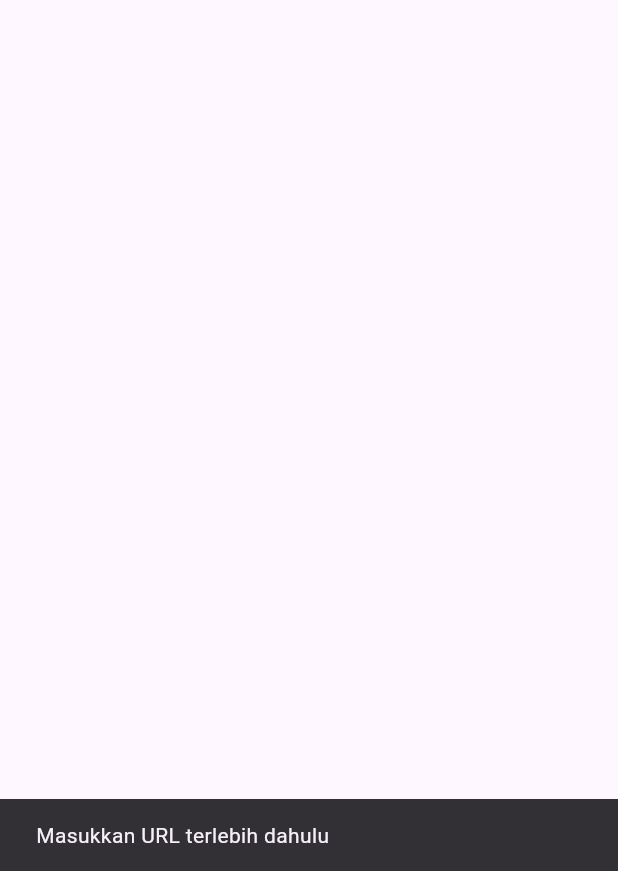
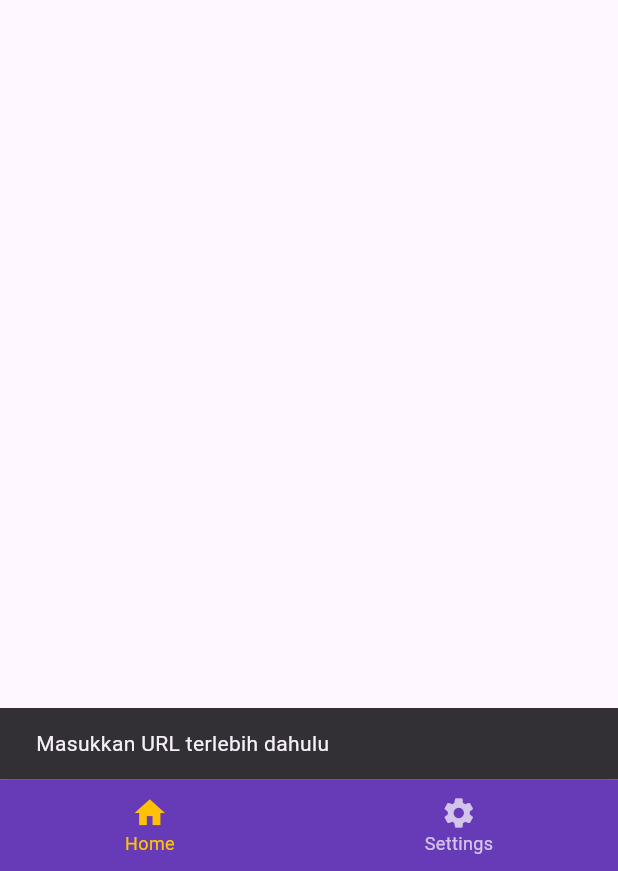
Before and after one commit to mkdm54/video_downloader, a Flutter app: the screen it shows after launch, after a tap on "Download", on a phone screen of 412 x 824 dp, the part 365-1236 px from its top. Run offline on Flutter 3.47's test engine with Material 3 defaults, Android fonts, the phone set to English and light mode, and no system bars.

Commit message:
FEAT : menambahkan placholder halaman pengaturan

```diff
--- /dev/null
+++ b/lib/components/custom_tabbar.dart
@@ -0,0 +1,65 @@
+import 'package:flutter/material.dart';
+import 'package:video_downloader/screens/settings.dart';
+import 'package:video_downloader/screens/video_downloader_app.dart';
+
+class CustomTabbar extends StatefulWidget {
+  const CustomTabbar({super.key});
+
+  @override
+  State<CustomTabbar> createState() => _CustomTabbarState();
+}
+
+class _CustomTabbarState extends State<CustomTabbar> {
+  int _selectedIndex = 0;
+
+  final List<Widget> _pages = const [
+    Center(child: VideoDownloaderApp()),
+    Center(child: Settings()),
+  ];
+
+  void _onTabSelected(int index) {
+    setState(() {
+      _selectedIndex = index;
+    });
+  }
+
+  @override
+  Widget build(BuildContext context) {
+    return Scaffold(
+      body: IndexedStack(index: _selectedIndex, children: _pages),
+      bottomNavigationBar: Container(
+        color: Colors.deepPurple,
+        child: Row(
+          mainAxisAlignment: MainAxisAlignment.spaceAround,
+          children: [
+            _buildTabItem(Icons.home, "Home", 0),
+            _buildTabItem(Icons.settings, "Settings", 1),
+          ],
+        ),
+      ),
+    );
+  }
+
+  Widget _buildTabItem(IconData icon, String label, int index) {
+    final isSelected = _selectedIndex == index;
+    return GestureDetector(
+      onTap: () => _onTabSelected(index),
+      child: Padding(
+        padding: const EdgeInsets.symmetric(vertical: 10, horizontal: 16),
+        child: Column(
+          mainAxisSize: MainAxisSize.min,
+          children: [
+            Icon(icon, color: isSelected ? Colors.amber : Colors.white70),
+            Text(
+              label,
+              style: TextStyle(
+                color: isSelected ? Colors.amber : Colors.white70,
+                fontSize: 12,
+              ),
+            ),
+          ],
+        ),
+      ),
+    );
+  }
+}
--- a/lib/main.dart
+++ b/lib/main.dart
@@ -1,5 +1,6 @@
 import 'package:flutter/material.dart';
-import 'screens/video_downloader_app.dart';
+import 'package:video_downloader/components/custom_tabbar.dart';
+import 'package:video_downloader/screens/settings.dart'; // pastikan import halaman settings
 
 void main() {
   runApp(const MyApp());
@@ -16,7 +17,10 @@ class MyApp extends StatelessWidget {
         colorScheme: ColorScheme.fromSeed(seedColor: Colors.deepPurple),
         useMaterial3: true,
       ),
-      home: const VideoDownloaderApp(),
+      home: const CustomTabbar(),
+      routes: {
+        '/settings': (context) => const Settings(), // daftarkan route
+      },
     );
   }
 }
--- a/lib/screens/settings.dart
+++ b/lib/screens/settings.dart
@@ -0,0 +1,17 @@
+import 'package:flutter/material.dart';
+
+class Settings extends StatelessWidget {
+  const Settings({super.key});
+
+  @override
+  Widget build(BuildContext context) {
+    return const Scaffold(
+      body: Center(
+        child: Text(
+          "Settings Page",
+          style: TextStyle(fontSize: 20),
+        ),
+      ),
+    );
+  }
+}
```
